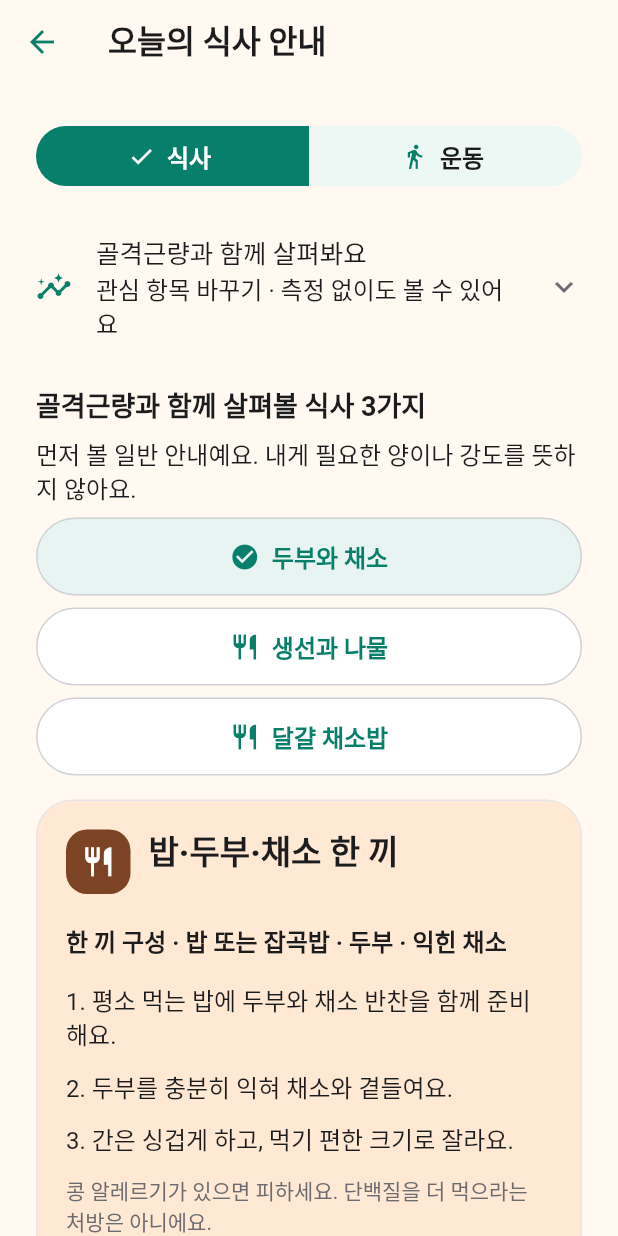
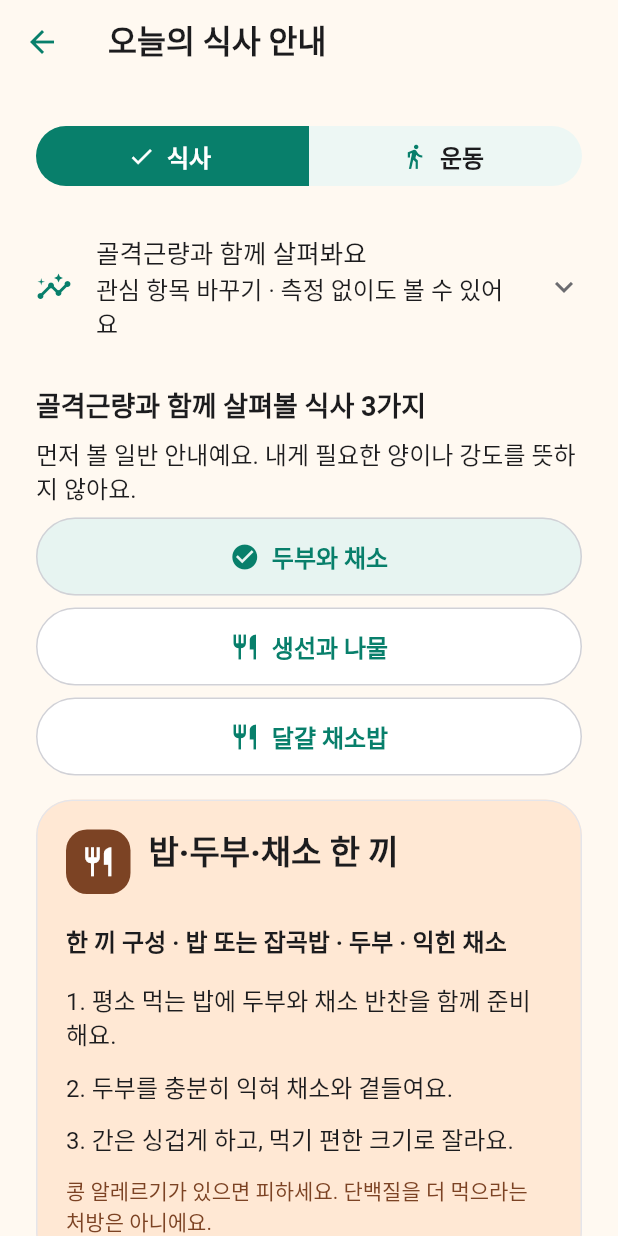
Before and after one commit to Dowon-Kang/vibecare-pilot, a Flutter app: the DailyGuideScreen screen opened directly with empty values, on a phone screen of 412 x 824 dp. Run offline on Flutter 3.47's test engine with Material 3 defaults, Android fonts, the phone set to English and light mode, and no system bars; our stand-ins replace dio, flutter_riverpod, flutter_secure_storage, supabase_flutter; accounts and stored records are empty.

Commit message:
Keep warm-surface text legible and tighten sample comparison provenance

```diff
--- a/mobile-app/lib/screens/daily_guide_screen.dart
+++ b/mobile-app/lib/screens/daily_guide_screen.dart
@@ -270,7 +270,12 @@ class _DailyGuideScreenState extends State<DailyGuideScreen> {
                 ),
                 const SizedBox(height: 16),
                 _steps(meal.steps),
-                Text(meal.note, style: Theme.of(context).textTheme.bodySmall),
+                Text(
+                  meal.note,
+                  style: Theme.of(
+                    context,
+                  ).textTheme.bodySmall?.copyWith(color: AppColors.mealInk),
+                ),
               ],
             ),
           ),
```
Also changed, not shown: mobile-app/lib/screens/participant_shell.dart (+31 -0 lines), mobile-app/lib/screens/sample_home.dart (+12 -1 lines).
